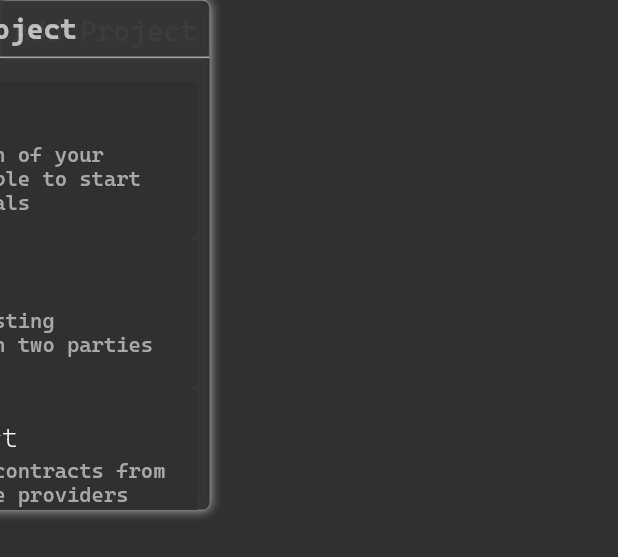
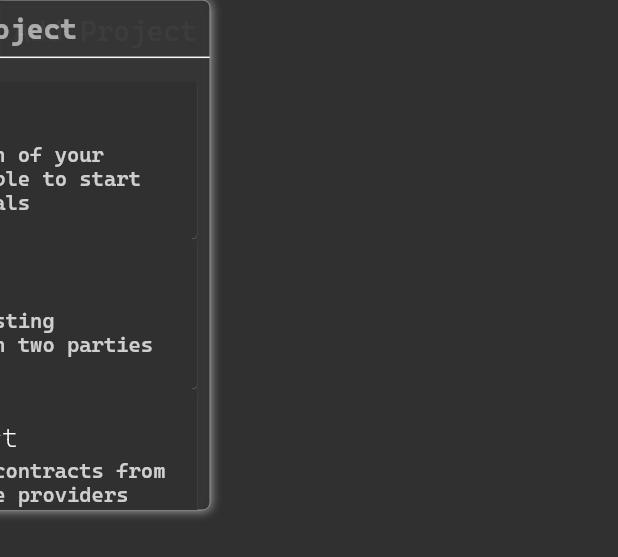
Before and after one commit to dOrgTech/trustless, a Flutter app: the HoverExpandWidget widget shown alone on an empty page, opened directly with empty values, after a tap on "Add Project", on a phone screen of 412 x 824 dp. Shown: the top 557 px of the screen. Run offline on Flutter 3.47's test engine with Material 2 defaults, Android fonts, the phone set to English and light mode, and no system bars; our stand-ins replace cloud_firestore, file_picker, firebase_core, flutter_svg; missing offline and left inert: dart:html, flutter_web3_provider; accounts and stored records are empty; statements that could not run were skipped; project files that could hold a hidden picture were left out.

Commit message:
end of day auto-commit

```diff
--- a/lib/main.dart
+++ b/lib/main.dart
@@ -1,6 +1,7 @@
 import 'package:flutter/material.dart';
 import 'package:firebase_core/firebase_core.dart';
 import 'package:cloud_firestore/cloud_firestore.dart';
+import 'package:flutter_svg/svg.dart';
 import 'package:flutter_web3_provider/ethereum.dart';
 import 'package:provider/provider.dart';
 import 'package:trustless/screens/projects.dart';
@@ -125,7 +126,7 @@ class BaseScaffold extends StatelessWidget {
     final themeNotifier = Provider.of<ThemeNotifier>(context);
     return Scaffold(
       appBar: AppBar(
-        toolbarHeight: 38,
+        toolbarHeight: 42,
         elevation: 0.8,
         automaticallyImplyLeading: false,
         title: Row(
@@ -140,27 +141,28 @@ class BaseScaffold extends StatelessWidget {
             ),SizedBox(width: MediaQuery.of(context).size.width/13),
             TextButton(onPressed: (){ Navigator.of(context).pushNamed("/");}, child:
             Row(children: const [
-              Icon(Icons.local_activity),
+              Icon(Icons.local_activity,size:30),
               SizedBox(width: 8),
-              Text("PROJECTS", style: TextStyle(fontSize: 19),)
+              Text("PROJECTS", style: TextStyle(fontSize: 17),)
             ],)
             ),
             const SizedBox(width: 40),
               TextButton(onPressed: (){
                 Navigator.of(context).pushNamed("/trials");
               }, child:
-            Row(children: const [
-              Icon(Icons.compare_arrows_outlined),
+            Row(children:  [
+
+             Image.asset('assets/scale2.png', height:30, color: Theme.of(context).textTheme.bodyLarge!.color,),
               SizedBox(width: 8),
-              Text("DISPUTES", style: TextStyle(fontSize: 19),)
+              Text("DISPUTES", style: TextStyle(fontSize: 17),)
             ],)
             ),
             const SizedBox(width: 40),
               TextButton(onPressed: (){}, child:
             Row(children:const [
-              Icon(Icons.gavel_sharp),
+              Icon(Icons.gavel_sharp,size:33),
               SizedBox(width: 8),
-              Text("ARBITERS", style: TextStyle(fontSize: 19),)
+              Text("ARBITERS", style: TextStyle(fontSize: 17),)
             ],)
             )
           ],
@@ -206,7 +208,7 @@ class _WalletBTNState extends State<WalletBTN> {
             child: Center(
               child: LinearProgressIndicator(
                   minHeight: 2,
-                backgroundColor: Colors.black54,
+                // backgroundColor: Colors.black54,
               ),
             ),
           );
@@ -273,63 +275,96 @@ class _WalletBTNState extends State<WalletBTN> {
    }
  }
 
+// import 'package:flutter/material.dart';
+
+
+
+
 class ThemeNotifier with ChangeNotifier {
   late ThemeData _themeData;
+
+  static const Color _lightThemeHighlightColor = Color.fromARGB(255, 100, 87, 68); // For light theme
+  static const Color _darkThemeHighlightColor = Color.fromARGB(255, 175, 161, 113); // For dark theme
+
+  // Light Theme
   final ThemeData _lightTheme = ThemeData(
     brightness: Brightness.light,
-    highlightColor: const Color.fromARGB(255, 43, 43, 43),
-    indicatorColor: const Color.fromARGB(255, 68, 68, 68),
-    hoverColor: const Color.fromARGB(255, 221, 221, 221),
-    accentColor: const Color.fromARGB(255, 190, 190, 190),
-    primaryColor: const Color.fromARGB(255, 56, 56, 56),
+    primaryColor: Color.fromARGB(255, 155, 155, 155), // Main background color
+    accentColor: _lightThemeHighlightColor, // Primary accent/highlight color
+    colorScheme: ColorScheme.light(
+      primary: _lightThemeHighlightColor,
+      onPrimary: Colors.black, // Text on primary color
+      secondary: Colors.black, // Icon and other secondary elements
+      onSecondary: _lightThemeHighlightColor,
+      background: Color.fromARGB(255, 153, 153, 153),
+      onBackground: Colors.black,
+      surface: Color.fromARGB(255, 46, 46, 46), // Card and dialog backgrounds
+      onSurface: Colors.black, // Text on surface
+      error: Colors.red,
+      onError: Colors.white,
+      brightness: Brightness.light,
+    ),
+    buttonTheme: ButtonThemeData(
+      buttonColor: _lightThemeHighlightColor, // Button background color
+      textTheme: ButtonTextTheme.primary,
+    ),
     textButtonTheme: TextButtonThemeData(
       style: TextButton.styleFrom(
-        onSurface:  Colors.white,
-        primary: const Color.fromARGB(255, 59, 59, 59), // Set your desired color for light theme
+        primary: Colors.black, // Ensuring text color is black and not the highlight color
       ),
     ),
-    secondaryHeaderColor: const Color.fromARGB(255, 78, 78, 78),
     appBarTheme: const AppBarTheme(
-      backgroundColor: Color.fromARGB(255, 204, 204, 204),
+      backgroundColor: Color.fromARGB(255, 199, 199, 199),
+      iconTheme: IconThemeData(color: Colors.black),
     ),
-    fontFamily: 'CascadiaCode', // Set default font here
-    // Add other light theme customizations
+    inputDecorationTheme: InputDecorationTheme(
+      focusedBorder: OutlineInputBorder(
+        borderSide: BorderSide(color: _lightThemeHighlightColor),
+      ),
+    ),
+    fontFamily: 'CascadiaCode',
   );
+
+  // Dark Theme
   final ThemeData _darkTheme = ThemeData(
     brightness: Brightness.dark,
-    primaryColor: const Color.fromARGB(255, 194, 194, 194),
-    colorScheme: const ColorScheme.dark().copyWith(
-    secondary: Colors.grey, // Replace with your desired color
+    primaryColor: Colors.grey[850], // Main background color
+    accentColor: _darkThemeHighlightColor, // Primary accent/highlight color
+    colorScheme: ColorScheme.dark(
+      primary: _darkThemeHighlightColor,
+      onPrimary: Colors.white, // Text on primary color
+      secondary: Colors.white, // Icon and other secondary elements
+      onSecondary: _darkThemeHighlightColor,
+      background: Color.fromARGB(255, 53, 53, 53),
+      onBackground: Colors.white,
+      surface: Color.fromARGB(255, 37, 37, 37), // Card and dialog backgrounds
+      onSurface: Colors.white, // Text on surface
+      error: Colors.red,
+      onError: Colors.black,
+      brightness: Brightness.dark,
     ),
-    indicatorColor: const Color.fromARGB(255, 172, 172, 172),
-    progressIndicatorTheme: const ProgressIndicatorThemeData(
-      color: Color.fromARGB(255, 145, 145, 145), // Set your desired color for dark theme
+    buttonTheme: ButtonThemeData(
+      textTheme: ButtonTextTheme.primary,
     ),
-    splashColor: const Color.fromARGB(255, 37, 37, 37),
     textButtonTheme: TextButtonThemeData(
       style: TextButton.styleFrom(
-        primary: const Color.fromARGB(255, 212, 212, 212), // Set your desired color for light theme
+        primary: Colors.white, // Ensuring text color is white and not the highlight color
       ),
     ),
-    secondaryHeaderColor: const Color.fromARGB(255, 51, 51, 51),
-        accentColor: const Color(0xff3bffdb),
-        dividerColor: createMaterialColor(const Color(0xffcfc099)),
-    hintColor: Colors.white70,
-    buttonColor: Colors.grey,
-    focusColor: Colors.grey,
-    highlightColor: const Color.fromARGB(255, 255, 255, 255),
-    primaryColorDark: Colors.grey,
-
-    appBarTheme: const AppBarTheme(
-      foregroundColor: Colors.white,
-      backgroundColor: Color.fromARGB(255, 70, 70, 70),
+    appBarTheme: AppBarTheme(
+      backgroundColor: Color.fromARGB(255, 66, 66, 66),
+      iconTheme: const IconThemeData(color: Colors.white),
     ),
-    fontFamily: 'CascadiaCode', // Set default font here
-    // Add other dark theme customizations
+    inputDecorationTheme: InputDecorationTheme(
+      focusedBorder: OutlineInputBorder(
+        borderSide: BorderSide(color: _darkThemeHighlightColor),
+      ),
+    ),
+    fontFamily: 'CascadiaCode',
   );
 
   ThemeNotifier({bool isDarkMode = true}) {
-    _themeData = isDarkMode ? _darkTheme : _lightTheme;
+    _themeData = isDarkMode ? _darkTheme: _lightTheme;
   }
 
   ThemeData getTheme() => _themeData;
@@ -341,6 +376,9 @@ class ThemeNotifier with ChangeNotifier {
 
   bool get isDarkMode => _themeData.brightness == Brightness.dark;
 }
+
+
+
 
 
 
--- a/lib/screens/projects.dart
+++ b/lib/screens/projects.dart
@@ -132,7 +132,7 @@ class ProjectsState extends State<Projects> {
                            ),
                       )),
                     SizedBox(height: 24,),
-                    NewGenericProject(projectsState: this),
+                    // NewGenericProject(projectsState: this),
                    Container(
                     alignment: Alignment.topCenter,
                     width: double.infinity,
--- a/lib/utils/transitions.dart
+++ b/lib/utils/transitions.dart
@@ -77,7 +77,8 @@ class StepProgressIndicator extends StatelessWidget {
   Widget build(BuildContext context) {
     currentStep =currentStep+ 2; // Adjust the step inside the build method
     return Container(
-      padding: EdgeInsets.all(10),
+
+     padding: EdgeInsets.only(left:this.currentStep==2?0:80),
       child: SizedBox(
         width:300,
         child: Row(
@@ -98,7 +99,7 @@ class StepProgressIndicator extends StatelessWidget {
         decoration: BoxDecoration(
 
           color: isCompleted ? Theme.of(context).highlightColor.withOpacity(0.3) : Theme.of(context).hoverColor,
-          borderRadius: BorderRadius.circular(4),
+          borderRadius: BorderRadius.circular(8),
           boxShadow: isCompleted
               ? [
                   BoxShadow(
--- a/lib/widgets/hovermenu.dart
+++ b/lib/widgets/hovermenu.dart
@@ -125,14 +125,16 @@ Widget _overlayBuilder(BuildContext context) {
                           child: Column(
                             children: [
                               SizedBox(height: 8.0),
-                              Text(
+                             Opacity(opacity: 0.6,
+                                child: Text(
                                   "Add Project",
                                   style: TextStyle(
-                                  color: Theme.of(context).primaryColor,
+
                                     fontSize: 19,
                                     fontWeight: FontWeight.bold,
                                   ),
                                   textAlign: TextAlign.center,
+                                ),
                               ),
                               Divider(color: Theme.of(context).indicatorColor, thickness: 1),
                               Expanded(
@@ -186,7 +188,7 @@ Widget _overlayBuilder(BuildContext context) {
                   Text(
                     options[index][0],
                     style: TextStyle(
-                      color: Theme.of(context).highlightColor,
+                      // color: Theme.of(context).highlightColor,
                       fontSize: 18,
                       fontWeight: FontWeight.w100,
                     ),
@@ -195,12 +197,14 @@ Widget _overlayBuilder(BuildContext context) {
                  ValueListenableBuilder<int?>(
   valueListenable: _hoverNotifier,
   builder: (context, hoveredIndex, child) {
-    return Text(
+    return Opacity(opacity: 0.8,
+      child: Text(
                         options[index][1],
                         style: TextStyle(
-                        color:Theme.of(context).indicatorColor,
+                          // color:Theme.of(context).indicatorColor,
                           fontSize: 14
-    ));
+      )),
+    );
                     },
                   ),
                 ],
@@ -253,9 +257,9 @@ Widget _overlayBuilder(BuildContext context) {
           child: Center(
             child: Text(
               'Add Project',
-              style:  TextStyle(color:
-              Theme.of(context).highlightColor
-              , fontSize: 19),
+              style:  TextStyle(
+
+               fontSize: 19),
               textAlign: TextAlign.center,
             ),
           ),
--- a/pubspec.yaml
+++ b/pubspec.yaml
@@ -24,6 +24,7 @@ dependencies:
   flutter_web3_provider: ^1.0.6
   file_picker: ^5.2.2
   crypto: ^3.0.2
+  flutter_svg:
 
 dev_dependencies:
   flutter_test:
```
Also changed, not shown: lib/widgets/newGenericProject.dart (+84 -53 lines), assets/scale.png (added), assets/scale.svg (added), assets/scale1.png (added), assets/scale2.png (added), pubspec.lock, 1 other file. Lines whose indentation alone changed are shown as unchanged.
